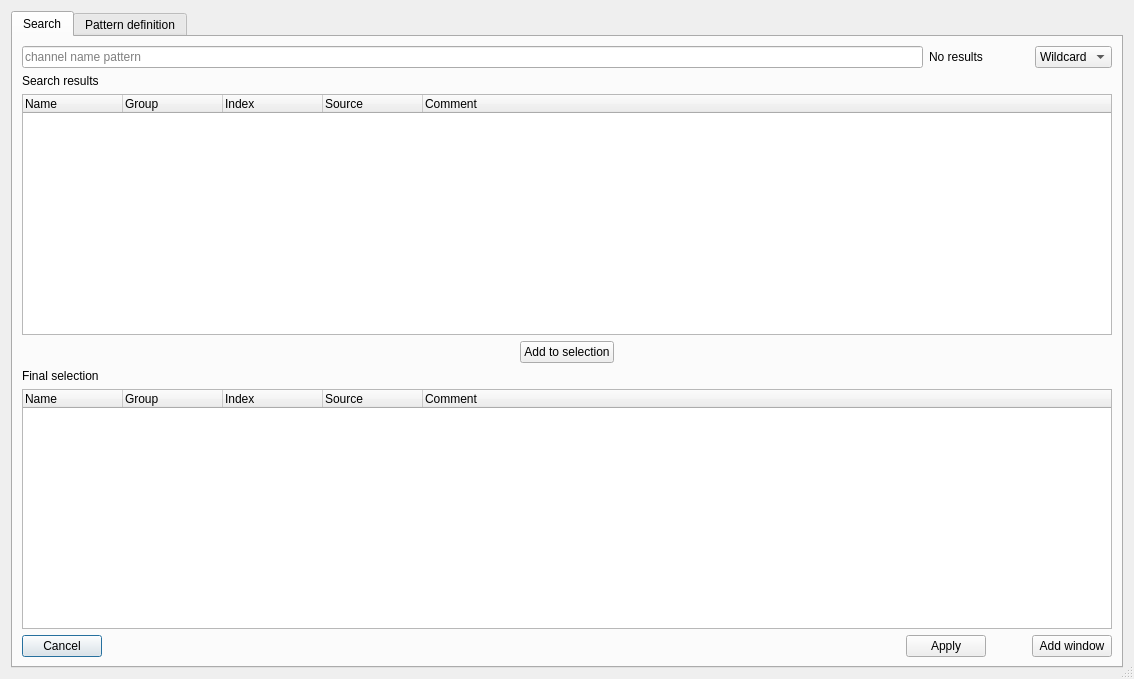
Old version of the form asammdf/gui/ui/search_dialog.ui in the repository danielhrisca/asammdf.
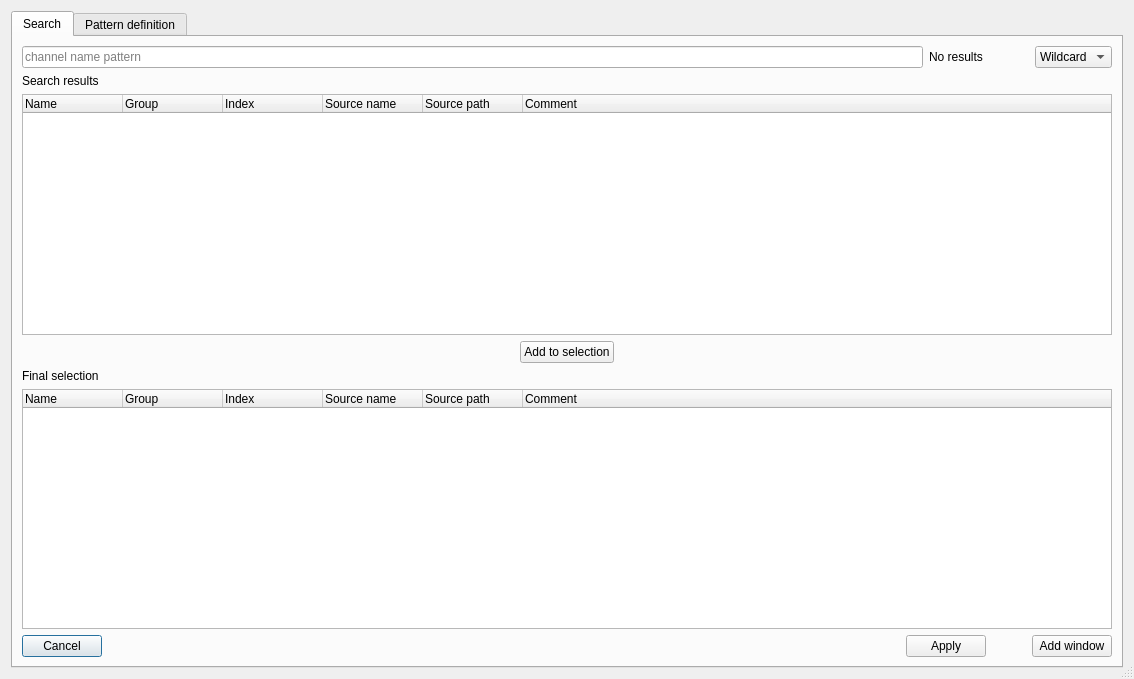
New version of the form. Icons and pictures are not drawn.

Commit message: show source name and source path in the search dialog

Patch:
```diff
--- a/asammdf/gui/ui/search_dialog.ui
+++ b/asammdf/gui/ui/search_dialog.ui
@@ -92,7 +92,12 @@
          </column>
          <column>
           <property name="text">
-           <string>Source</string>
+           <string>Source name</string>
+          </property>
+         </column>
+         <column>
+          <property name="text">
+           <string>Source path</string>
           </property>
          </column>
          <column>
@@ -199,7 +204,12 @@
          </column>
          <column>
           <property name="text">
-           <string>Source</string>
+           <string>Source name</string>
+          </property>
+         </column>
+         <column>
+          <property name="text">
+           <string>Source path</string>
           </property>
          </column>
          <column>
```
The commit also changes 4 other files.
